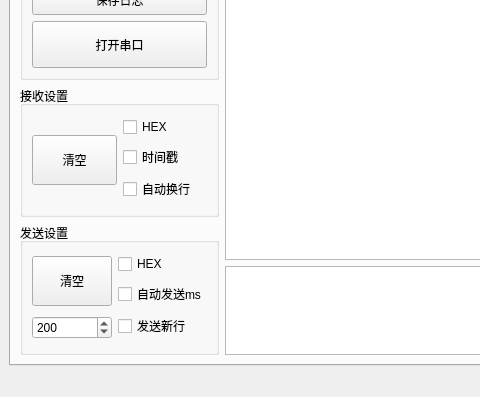
This is mainwindow.ui in HaydenHu/HiCOM as Qt 5 draws it before an edit; both pictures show x 0 to 480 and y 228 to 625 of the 809 by 625 pixel window. The edited form follows.
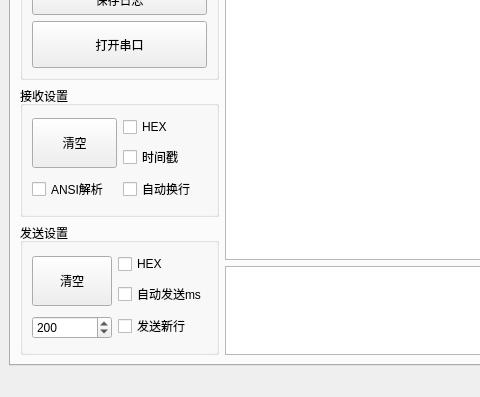
This is the edited form. Icons and pictures are not drawn.

Commit message: 新增ANSI颜色解析

What changed in the file:
```diff
--- a/mainwindow.ui
+++ b/mainwindow.ui
@@ -264,6 +264,8 @@
             </property>
             <layout class="QHBoxLayout" name="horizontalLayout_6">
              <item>
+              <layout class="QVBoxLayout" name="verticalLayout_8">
+               <item>
               <widget class="QPushButton" name="clearBt">
                <property name="sizePolicy">
                 <sizepolicy hsizetype="Minimum" vsizetype="Expanding">
@@ -281,6 +283,15 @@
                 <string>清空</string>
                </property>
               </widget>
+               </item>
+               <item>
+                <widget class="QCheckBox" name="chk_rev_ansi">
+                 <property name="text">
+                  <string>ANSI解析</string>
+                 </property>
+                </widget>
+               </item>
+              </layout>
              </item>
              <item>
               <layout class="QVBoxLayout" name="verticalLayout">
```
Lines whose indentation alone changed are shown as unchanged. The commit also changes 3 other files.
